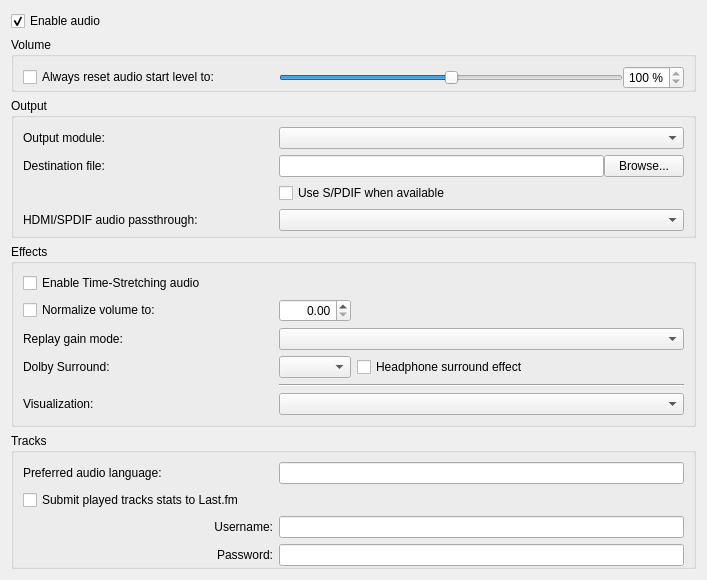
Before: the Qt Designer form modules/gui/qt/ui/sprefs_audio.ui in omunroe-com/ubtvlc, drawn with Qt 5.
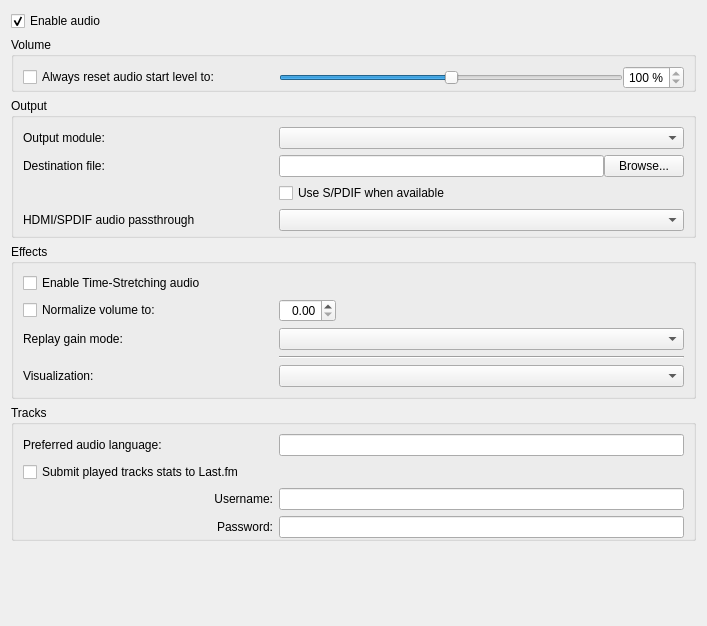
After: the same form once the commit is applied.

Diff of the .ui file:
```diff
--- a/modules/gui/qt/ui/sprefs_audio.ui
+++ b/modules/gui/qt/ui/sprefs_audio.ui
@@ -8,7 +8,7 @@
     <x>0</x>
     <y>0</y>
     <width>707</width>
-    <height>548</height>
+    <height>626</height>
    </rect>
   </property>
   <property name="sizePolicy">
@@ -261,7 +261,7 @@
             </size>
            </property>
            <property name="text">
-            <string>HDMI/SPDIF audio passthrough:</string>
+            <string>HDMI/SPDIF audio passthrough</string>
            </property>
            <property name="buddy">
             <cstring>mmdevicePassthrough</cstring>
@@ -296,7 +296,7 @@
          <bool>false</bool>
         </property>
         <layout class="QGridLayout" name="gridLayout_2">
-         <item row="8" column="0">
+         <item row="7" column="0">
           <widget class="QLabel" name="visuLabel">
            <property name="minimumSize">
             <size>
@@ -312,7 +312,7 @@
            </property>
           </widget>
          </item>
-         <item row="8" column="2" colspan="2">
+         <item row="7" column="2" colspan="2">
           <widget class="QComboBox" name="visualisation">
            <property name="sizePolicy">
             <sizepolicy hsizetype="Preferred" vsizetype="Fixed">
@@ -329,34 +329,6 @@
            </property>
           </widget>
          </item>
-         <item row="6" column="0">
-          <widget class="QLabel" name="dolbyLabel">
-           <property name="sizePolicy">
-            <sizepolicy hsizetype="Preferred" vsizetype="Preferred">
-             <horstretch>0</horstretch>
-             <verstretch>0</verstretch>
-            </sizepolicy>
-           </property>
-           <property name="minimumSize">
-            <size>
-             <width>250</width>
-             <height>0</height>
-            </size>
-           </property>
-           <property name="maximumSize">
-            <size>
-             <width>250</width>
-             <height>16777215</height>
-            </size>
-           </property>
-           <property name="text">
-            <string>Dolby Surround:</string>
-           </property>
-           <property name="buddy">
-            <cstring>detectionDolby</cstring>
-           </property>
-          </widget>
-         </item>
          <item row="5" column="0">
           <widget class="QLabel" name="replayLabel">
            <property name="minimumSize">
@@ -386,32 +358,6 @@
            </property>
           </widget>
          </item>
-         <item row="6" column="3">
-          <widget class="QCheckBox" name="headphoneEffect">
-           <property name="sizePolicy">
-            <sizepolicy hsizetype="Preferred" vsizetype="Fixed">
-             <horstretch>0</horstretch>
-             <verstretch>0</verstretch>
-            </sizepolicy>
-           </property>
-           <property name="text">
-            <string>Headphone surround effect</string>
-           </property>
-          </widget>
-         </item>
-         <item row="6" column="2">
-          <widget class="QComboBox" name="detectionDolby">
-           <property name="sizePolicy">
-            <sizepolicy hsizetype="Preferred" vsizetype="Fixed">
-             <horstretch>0</horstretch>
-             <verstretch>0</verstretch>
-            </sizepolicy>
-           </property>
-           <property name="currentIndex">
-            <number>-1</number>
-           </property>
-          </widget>
-         </item>
          <item row="4" column="0">
           <widget class="QCheckBox" name="volNormBox">
            <property name="sizePolicy">
@@ -460,7 +406,7 @@
            </property>
           </spacer>
          </item>
-         <item row="7" column="2" colspan="2">
+         <item row="6" column="2" colspan="2">
           <widget class="Line" name="line">
            <property name="orientation">
             <enum>Qt::Horizontal</enum>
```
Left out of the diff: 2 changed lines with no effect on the pictures.
